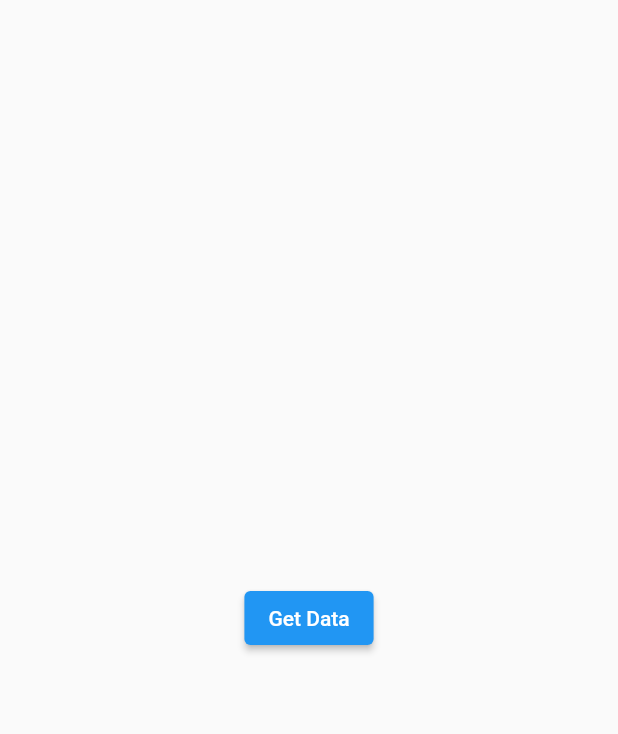
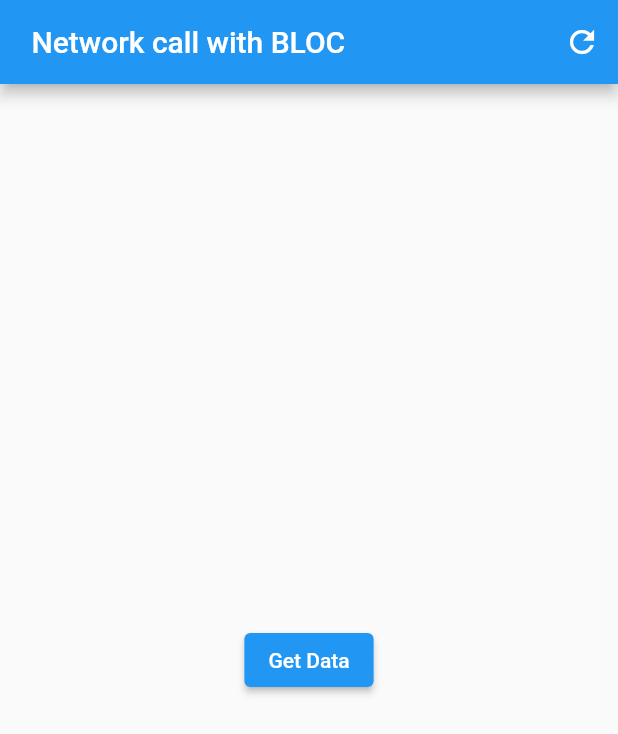
Before and after one commit to MyoMin-Latt/bloc, a Flutter app: the screen it shows after launch, on a phone screen of 412 x 824 dp. Shown: the top 734 px of the screen. Run offline on Flutter 3.47's test engine with Material 2 defaults, Android fonts, the phone set to English and light mode, and no system bars; our stand-ins replace bloc, flutter_bloc.

Commit message:
refresh to initial State(AppBar action)

```diff
--- a/lib/api_page.dart
+++ b/lib/api_page.dart
@@ -10,6 +10,16 @@ class ApiPage extends StatelessWidget {
   Widget build(BuildContext context) {
     final _apiBloc = BlocProvider.of<ApiBloc>(context);
     return Scaffold(
+      appBar: AppBar(
+        title: const Text(' Network call with BLOC'),
+        actions: [
+          IconButton(
+              onPressed: () {
+                _apiBloc.add(refreshApiEvent());
+              },
+              icon: const Icon(Icons.refresh))
+        ],
+      ),
       body: BlocBuilder<ApiBloc, ApiState>(
         builder: (context, state) {
           if (state is ApiLoading) {
--- a/lib/bloc/api_bloc.dart
+++ b/lib/bloc/api_bloc.dart
@@ -16,5 +16,6 @@ class ApiBloc extends Bloc<ApiEvent, ApiState> {
         emit(ApiError());
       }
     });
+    on<refreshApiEvent>(((event, emit) => emit(ApiInitial())));
   }
 }
--- a/lib/bloc/api_event.dart
+++ b/lib/bloc/api_event.dart
@@ -4,3 +4,5 @@ part of 'api_bloc.dart';
 abstract class ApiEvent {}
 
 class GetApiEvent extends ApiEvent {}
+
+class refreshApiEvent extends ApiEvent {}
--- a/lib/main.dart
+++ b/lib/main.dart
@@ -15,6 +15,7 @@ class MyApp extends StatelessWidget {
   @override
   Widget build(BuildContext context) {
     return MaterialApp(
+      debugShowCheckedModeBanner: false,
       home: BlocProvider(
         create: (_) => ApiBloc(),
         child: const ApiPage(),
```
